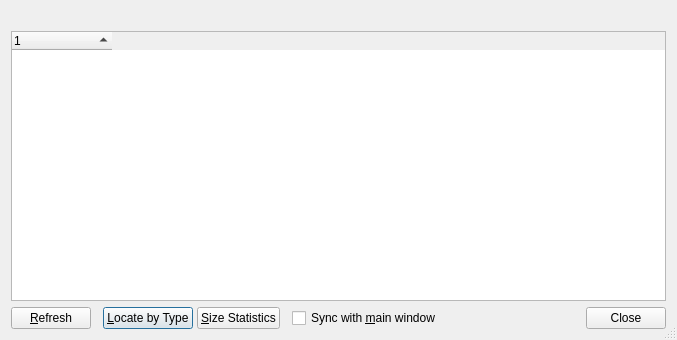
First picture: the form in src/file-type-stats-window.ui, repository Lithopsian/qt6dirstat, before the edit.
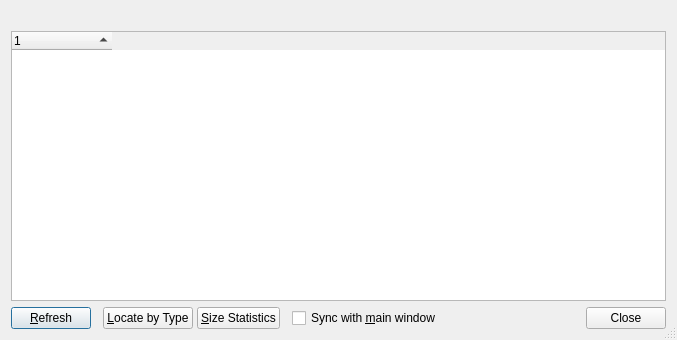
Second picture: the form after the edit. Icons and pictures are not drawn.

Commit message: Buttons, focus, and defaults

What changed in the file:
```diff
--- a/src/file-type-stats-window.ui
+++ b/src/file-type-stats-window.ui
@@ -85,9 +85,6 @@
          <property name="text">
           <string>&amp;Locate by Type</string>
          </property>
-         <property name="default">
-          <bool>true</bool>
-         </property>
         </widget>
        </item>
        <item>
```
The commit also changes 9 other files.
